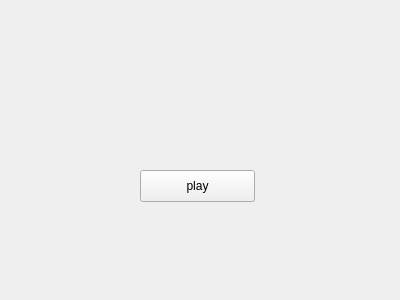
Above: angrybird/checkpage.ui from kirin111697/pd2-Angrybird before the change. Below: the same form after it.
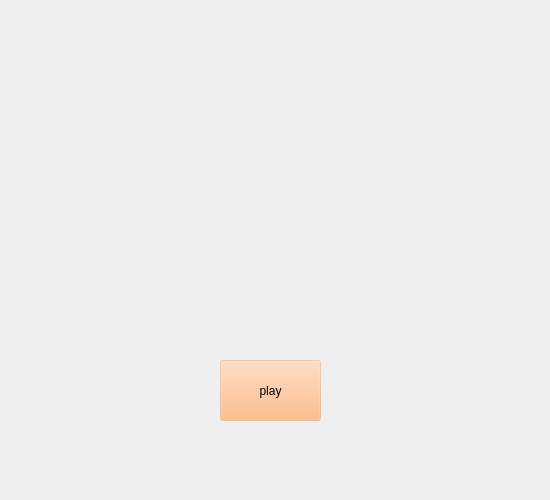
That is the form after the change. Icons and pictures are not drawn.

Patch:
```diff
--- a/angrybird/checkpage.ui
+++ b/angrybird/checkpage.ui
@@ -6,22 +6,29 @@
    <rect>
     <x>0</x>
     <y>0</y>
-    <width>400</width>
-    <height>300</height>
+    <width>550</width>
+    <height>500</height>
    </rect>
   </property>
   <property name="windowTitle">
    <string/>
   </property>
+  <property name="styleSheet">
+   <string notr="true">background-image: url(:/new/bg/story-image.png);</string>
+  </property>
   <widget class="QPushButton" name="PushBotton">
    <property name="geometry">
     <rect>
-     <x>140</x>
-     <y>170</y>
-     <width>115</width>
-     <height>32</height>
+     <x>220</x>
+     <y>360</y>
+     <width>101</width>
+     <height>61</height>
     </rect>
    </property>
+   <property name="styleSheet">
+    <string notr="true">background-color: rgba(255, 173, 108, 64);
+font: 24pt &quot;Courier New&quot;;</string>
+   </property>
    <property name="text">
     <string>play</string>
    </property>
```
